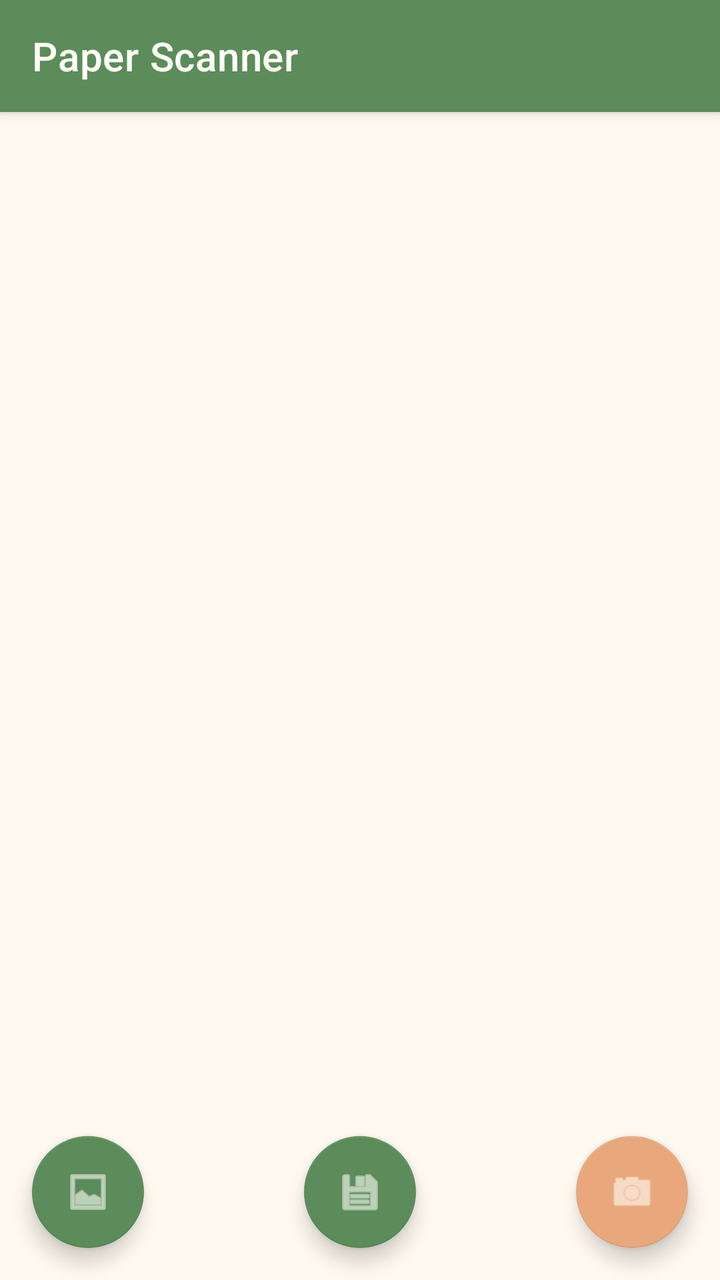
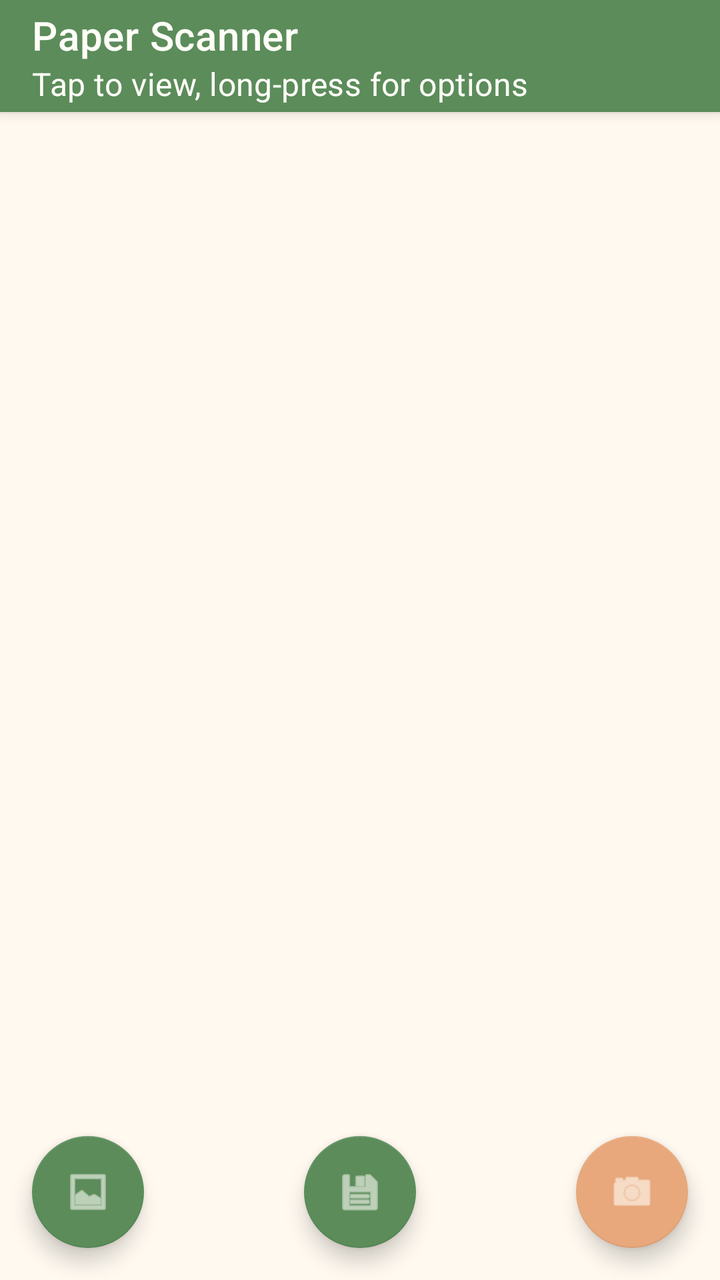

Screens rendered from an Android XML layout before and after an edit, with the pre-edit source and the edit as a unified diff.
<!-- AndroidManifest.xml: application theme Theme.PaperScanner -->
<!-- res/layout/activity_image_editor.xml -->
<?xml version="1.0" encoding="utf-8"?>
<androidx.coordinatorlayout.widget.CoordinatorLayout
    xmlns:android="http://schemas.android.com/apk/res/android"
    xmlns:app="http://schemas.android.com/apk/res-auto"
    android:layout_width="match_parent"
    android:layout_height="match_parent"
    android:background="@color/background">

    <LinearLayout
        android:layout_width="match_parent"
        android:layout_height="match_parent"
        android:orientation="vertical">

        <com.google.android.material.appbar.MaterialToolbar
            android:id="@+id/toolbar"
            style="@style/Ghibli.Toolbar"
            android:layout_width="match_parent"
            android:layout_height="?attr/actionBarSize"
            app:title="@string/app_name"
            app:titleTextColor="@color/white" />

        <FrameLayout
            android:layout_width="match_parent"
            android:layout_height="match_parent">

            <androidx.recyclerview.widget.RecyclerView
                android:id="@+id/recycler_images"
                android:layout_width="match_parent"
                android:layout_height="match_parent"
                android:clipToPadding="false"
                android:padding="12dp"
                android:paddingBottom="80dp" />

            <LinearLayout
                android:id="@+id/empty_view"
                android:layout_width="wrap_content"
                android:layout_height="wrap_content"
                android:layout_gravity="center"
                android:gravity="center"
                android:orientation="vertical"
                android:visibility="gone">

                <ImageView
                    android:layout_width="80dp"
                    android:layout_height="80dp"
                    android:alpha="0.4"
                    android:src="@android:drawable/ic_menu_gallery"
                    app:tint="@color/gray" />

                <TextView
                    android:layout_width="wrap_content"
                    android:layout_height="wrap_content"
                    android:layout_marginTop="16dp"
                    android:gravity="center"
                    android:text="@string/no_images"
                    android:textColor="@color/text_secondary"
                    android:textSize="15sp" />

            </LinearLayout>

        </FrameLayout>

    </LinearLayout>

    <com.google.android.material.floatingactionbutton.FloatingActionButton
        android:id="@+id/fab_export_pdf"
        style="@style/Ghibli.FAB.Primary"
        android:layout_width="wrap_content"
        android:layout_height="wrap_content"
        android:layout_gravity="bottom|center_horizontal"
        android:layout_margin="16dp"
        android:src="@android:drawable/ic_menu_save"
        app:tint="@color/white" />

    <com.google.android.material.floatingactionbutton.FloatingActionButton
        android:id="@+id/fab_import"
        style="@style/Ghibli.FAB.Primary"
        android:layout_width="wrap_content"
        android:layout_height="wrap_content"
        android:layout_gravity="bottom|start"
        android:layout_margin="16dp"
        android:src="@android:drawable/ic_menu_gallery"
        app:tint="@color/white" />

    <com.google.android.material.floatingactionbutton.FloatingActionButton
        android:id="@+id/fab_scan"
        style="@style/Ghibli.FAB"
        android:layout_width="wrap_content"
        android:layout_height="wrap_content"
        android:layout_gravity="bottom|end"
        android:layout_margin="16dp"
        android:src="@android:drawable/ic_menu_camera"
        app:tint="@color/white" />

</androidx.coordinatorlayout.widget.CoordinatorLayout>
<!-- resources referenced by this layout -->
<resources>
  <color name="background">#FFF9F0</color>
  <color name="gray">#C4BBAF</color>
  <color name="text_secondary">#7A7568</color>
  <color name="white">#FFFDF7</color>
  <string name="app_name">Paper Scanner</string>
  <string name="no_images">No images yet.\nTap the camera or import button below.</string>
  <style name="Ghibli.FAB" parent="Widget.MaterialComponents.FloatingActionButton">
          <item name="backgroundTint">@color/accent</item>
          <item name="tint">@color/white</item>
          <item name="elevation">6dp</item>
          <item name="shapeAppearanceOverlay">@style/FAB.Shape</item>
      </style>
  <style name="Ghibli.FAB.Primary" parent="Ghibli.FAB">
          <item name="backgroundTint">@color/primary</item>
      </style>
  <style name="Ghibli.Toolbar" parent="Widget.MaterialComponents.Toolbar.Primary">
          <item name="android:background">@color/primary</item>
          <item name="titleTextColor">@color/white</item>
          <item name="android:elevation">4dp</item>
      </style>
  <style name="Theme.PaperScanner" parent="Theme.MaterialComponents.DayNight.NoActionBar">
          <item name="colorPrimary">@color/primary</item>
          <item name="colorPrimaryVariant">@color/primary_dark</item>
          <item name="colorOnPrimary">@color/white</item>
          <item name="colorSecondary">@color/accent</item>
          <item name="colorSecondaryVariant">@color/accent_dark</item>
          <item name="colorOnSecondary">@color/white</item>
          <item name="android:statusBarColor">@color/primary_dark</item>
          <item name="android:windowBackground">@color/background</item>
          <item name="android:colorBackground">@color/background</item>
          <item name="materialAlertDialogTheme">@style/ThemeOverlay.Ghibli.Dialog</item>
      </style>
  <color name="accent">#E8A87C</color>
  <style name="FAB.Shape" parent="">
          <item name="cornerFamily">rounded</item>
          <item name="cornerSize">50%</item>
      </style>
  <color name="primary">#5B8C5A</color>
  <color name="primary_dark">#4A7A49</color>
  <color name="accent_dark">#D4956B</color>
  <style name="ThemeOverlay.Ghibli.Dialog" parent="ThemeOverlay.MaterialComponents.MaterialAlertDialog">
          <item name="colorPrimary">@color/primary</item>
          <item name="colorSecondary">@color/accent</item>
          <item name="buttonBarPositiveButtonStyle">@style/Ghibli.Button.Text</item>
          <item name="buttonBarNegativeButtonStyle">@style/Ghibli.Button.Text.Secondary</item>
      </style>
  <style name="Ghibli.Button.Text" parent="Widget.MaterialComponents.Button.TextButton">
          <item name="android:textAllCaps">false</item>
          <item name="android:textColor">@color/primary</item>
      </style>
  <style name="Ghibli.Button.Text.Secondary" parent="Widget.MaterialComponents.Button.TextButton">
          <item name="android:textAllCaps">false</item>
          <item name="android:textColor">@color/text_secondary</item>
      </style>
</resources>

<!-- the commit's change to res/layout/activity_image_editor.xml (unified diff, before → after) -->
@@ -16,6 +16,8 @@
             style="@style/Ghibli.Toolbar"
             android:layout_width="match_parent"
             android:layout_height="?attr/actionBarSize"
+            app:subtitle="@string/image_tap_hint"
+            app:subtitleTextColor="@color/white"
             app:title="@string/app_name"
             app:titleTextColor="@color/white" />
 
<!-- resource entries referenced after the edit -->
@@ -5,6 +5,7 @@
   <color name="text_secondary">#7A7568</color>
   <color name="white">#FFFDF7</color>
   <string name="app_name">Paper Scanner</string>
+  <string name="image_tap_hint">Tap to view, long-press for options</string>
   <string name="no_images">No images yet.\nTap the camera or import button below.</string>
   <style name="Ghibli.FAB" parent="Widget.MaterialComponents.FloatingActionButton">
           <item name="backgroundTint">@color/accent</item>
